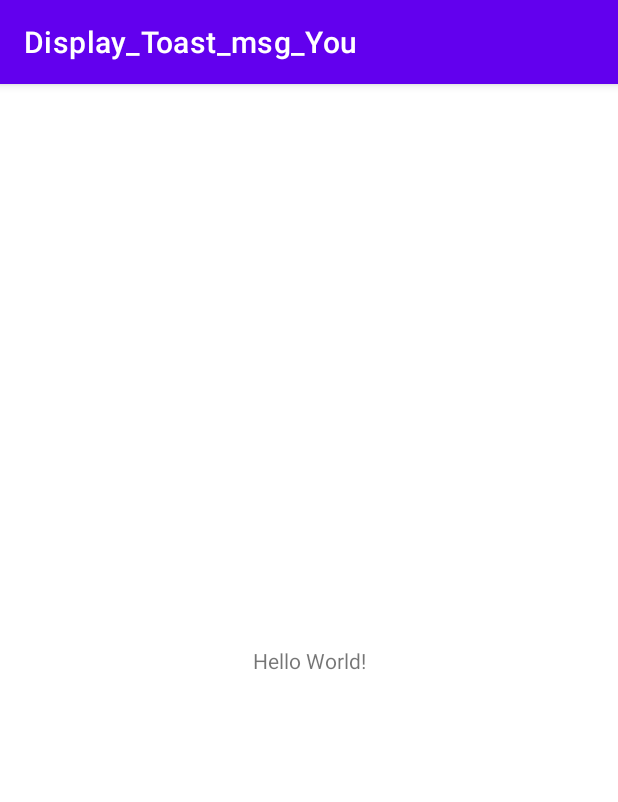
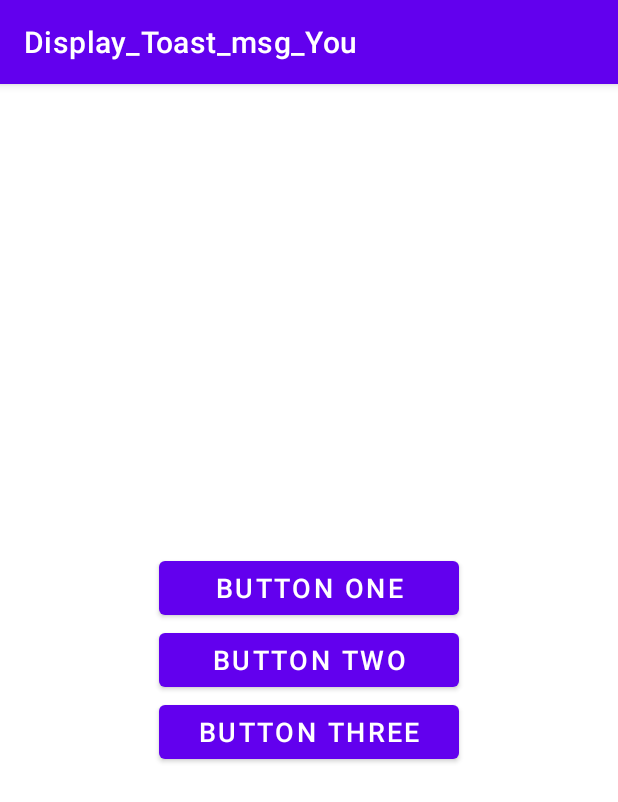
Before and after one commit to rkpsx7/Display_Toast_msg_You, an Android app: the screen it shows after launch (MainActivity), on a phone screen of 412 x 824 dp. Shown: the top 802 px of the screen. Run offline under Robolectric (Android 15) with nearby library versions, the phone set to English and light mode, and no system bars.

```diff
--- a/app/src/main/java/com/example/display_toast_msg_you/MainActivity.java
+++ b/app/src/main/java/com/example/display_toast_msg_you/MainActivity.java
@@ -3,12 +3,40 @@ package com.example.display_toast_msg_you;
 import androidx.appcompat.app.AppCompatActivity;
 
 import android.os.Bundle;
+import android.view.View;
+import android.widget.Button;
+import android.widget.Toast;
 
 public class MainActivity extends AppCompatActivity {
 
+    private Button mBtnOne;
+    private Button mBtnTwo;
+    private Button mBtnThree;
     @Override
     protected void onCreate(Bundle savedInstanceState) {
         super.onCreate(savedInstanceState);
         setContentView(R.layout.activity_main);
+        mBtnOne = findViewById(R.id.btnOne);
+        mBtnTwo = findViewById(R.id.btnTwo);
+        mBtnThree = findViewById(R.id.btnThree);
+
+        mBtnOne.setOnClickListener(new View.OnClickListener() {
+            @Override
+            public void onClick(View v) {
+                Toast.makeText(MainActivity.this,"Button One Clicked",Toast.LENGTH_SHORT).show();
+            }
+        });
+        mBtnTwo.setOnClickListener(new View.OnClickListener() {
+            @Override
+            public void onClick(View v) {
+                Toast.makeText(MainActivity.this,"Button Two Clicked",Toast.LENGTH_SHORT).show();
+            }
+        });
+        mBtnThree.setOnClickListener(new View.OnClickListener() {
+            @Override
+            public void onClick(View v) {
+                Toast.makeText(MainActivity.this,"Button Three Clicked",Toast.LENGTH_SHORT).show();
+            }
+        });
     }
 }
--- a/app/src/main/res/layout/activity_main.xml
+++ b/app/src/main/res/layout/activity_main.xml
@@ -1,18 +1,33 @@
 <?xml version="1.0" encoding="utf-8"?>
-<androidx.constraintlayout.widget.ConstraintLayout xmlns:android="http://schemas.android.com/apk/res/android"
+<LinearLayout xmlns:android="http://schemas.android.com/apk/res/android"
     xmlns:app="http://schemas.android.com/apk/res-auto"
     xmlns:tools="http://schemas.android.com/tools"
     android:layout_width="match_parent"
+    android:orientation="vertical"
+    android:gravity="center"
     android:layout_height="match_parent"
     tools:context=".MainActivity">
 
-    <TextView
-        android:layout_width="wrap_content"
+    <Button
+        android:id="@+id/btnOne"
+        android:layout_width="200dp"
         android:layout_height="wrap_content"
-        android:text="Hello World!"
-        app:layout_constraintBottom_toBottomOf="parent"
-        app:layout_constraintLeft_toLeftOf="parent"
-        app:layout_constraintRight_toRightOf="parent"
-        app:layout_constraintTop_toTopOf="parent" />
+        android:textSize="18dp"
+        android:text="Button One"/>
 
-</androidx.constraintlayout.widget.ConstraintLayout>
+    <Button
+        android:id="@+id/btnTwo"
+        android:layout_width="200dp"
+        android:layout_height="wrap_content"
+        android:textSize="18dp"
+        android:text="Button Two"/>
+
+    <Button
+        android:id="@+id/btnThree"
+        android:layout_width="200dp"
+        android:layout_height="wrap_content"
+        android:textSize="18dp"
+        android:text="Button Three"/>
+
+
+</LinearLayout>
```
